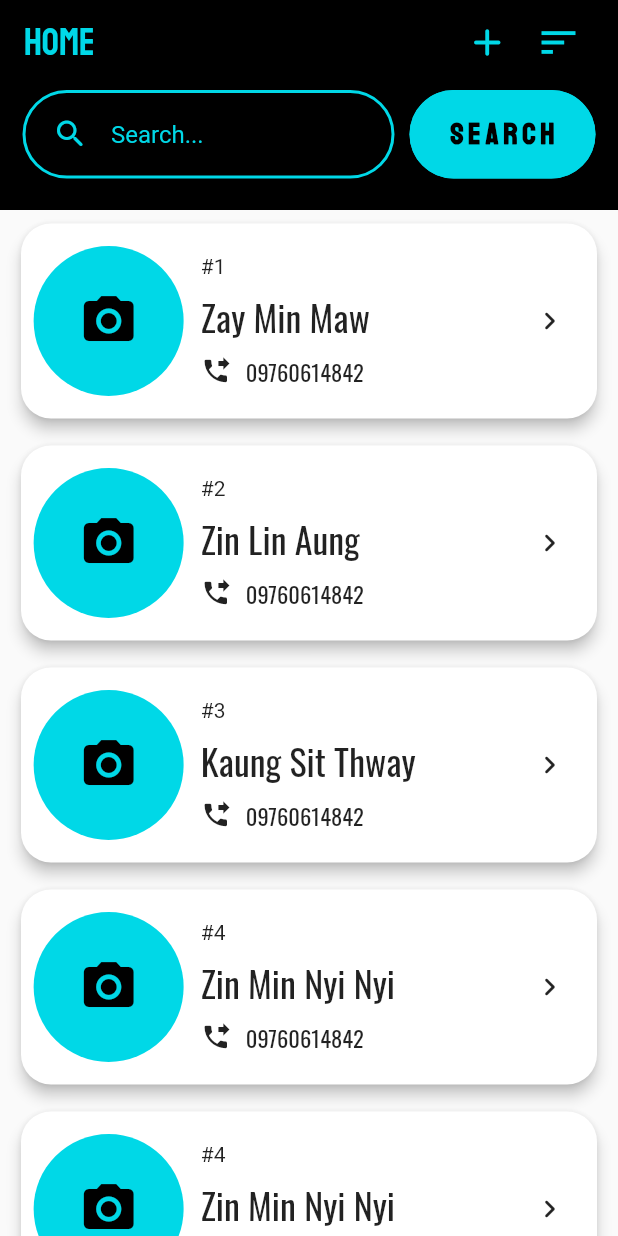
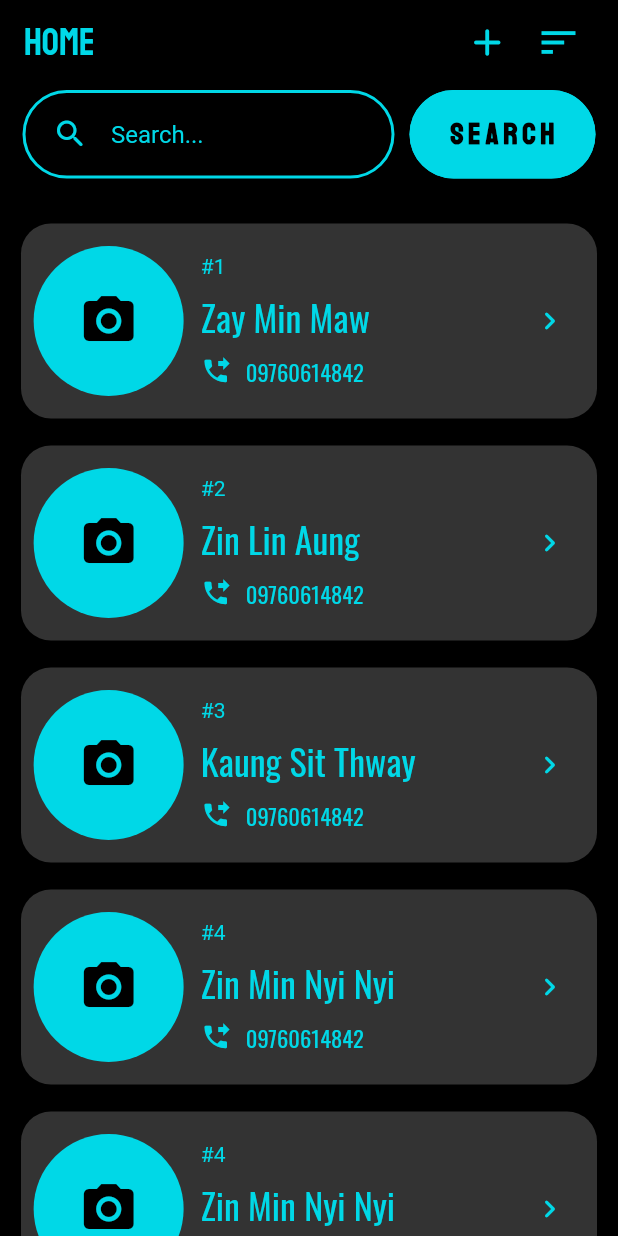
Before and after one commit to zay467/CustomerContact, a Flutter app: the screen it shows after launch, on a phone screen of 412 x 824 dp. Run offline on Flutter 3.47's test engine with Material 2 defaults, Android fonts, the phone set to English and light mode, and no system bars; our stand-ins replace animated_text_kit.

Commit message:
dark mode

```diff
--- a/lib/Components/CustomCards.dart
+++ b/lib/Components/CustomCards.dart
@@ -6,6 +6,7 @@ Widget CustomCards(dynamic data) {
   return Padding(
     padding: EdgeInsets.only(top: 5, bottom: 5, left: 10, right: 10),
     child: Card(
+      color: Color(0xFF333333),
       shape: RoundedRectangleBorder(
         borderRadius: BorderRadius.circular(20),
       ),
@@ -41,7 +42,10 @@ Widget CustomCards(dynamic data) {
                       children: [
                         FittedBox(
                           fit: BoxFit.scaleDown,
-                          child: Text("#${data['id']}"),
+                          child: Text(
+                            "#${data['id']}",
+                            style: TextStyle(color: signature),
+                          ),
                         ),
                         FittedBox(
                           fit: BoxFit.scaleDown,
@@ -51,6 +55,7 @@ Widget CustomCards(dynamic data) {
                               fontSize: 24,
                               // fontWeight: FontWeight.bold,
                               fontFamily: "Oswald",
+                              color: signature,
                             ),
                           ),
                         ),
@@ -61,6 +66,7 @@ Widget CustomCards(dynamic data) {
                               Icon(
                                 Icons.phone_forwarded,
                                 size: 20,
+                                color: signature,
                               ),
                               SizedBox(
                                 width: 10,
@@ -72,6 +78,7 @@ Widget CustomCards(dynamic data) {
                                   style: TextStyle(
                                     fontSize: 15.0,
                                     fontFamily: "Oswald",
+                                    color: signature,
                                   ),
                                 ),
                               ),
@@ -84,7 +91,10 @@ Widget CustomCards(dynamic data) {
                 ),
                 Expanded(
                   flex: 1,
-                  child: Icon(Icons.navigate_next_rounded),
+                  child: Icon(
+                    Icons.navigate_next_rounded,
+                    color: signature,
+                  ),
                 ),
               ],
             ),
--- a/lib/Screens/Home.dart
+++ b/lib/Screens/Home.dart
@@ -13,6 +13,7 @@ class _HomeState extends State<Home> {
   @override
   Widget build(BuildContext context) {
     return Scaffold(
+      backgroundColor: Colors.black,
       body: SafeArea(
         child: CustomScrollView(
           slivers: [
```
